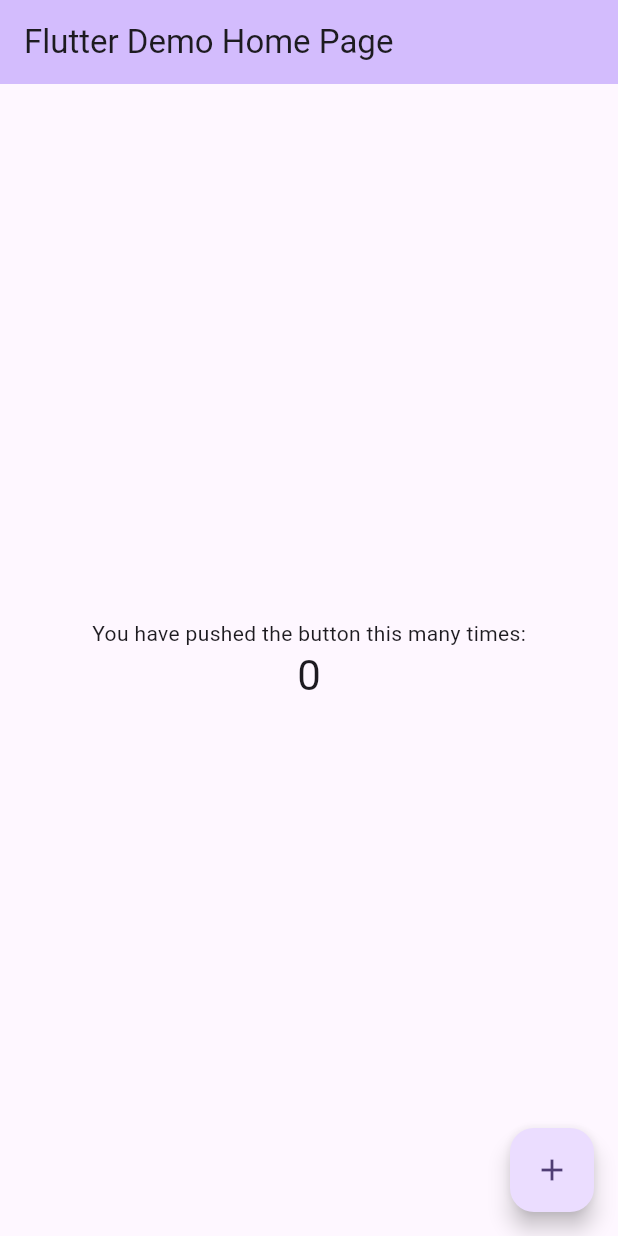
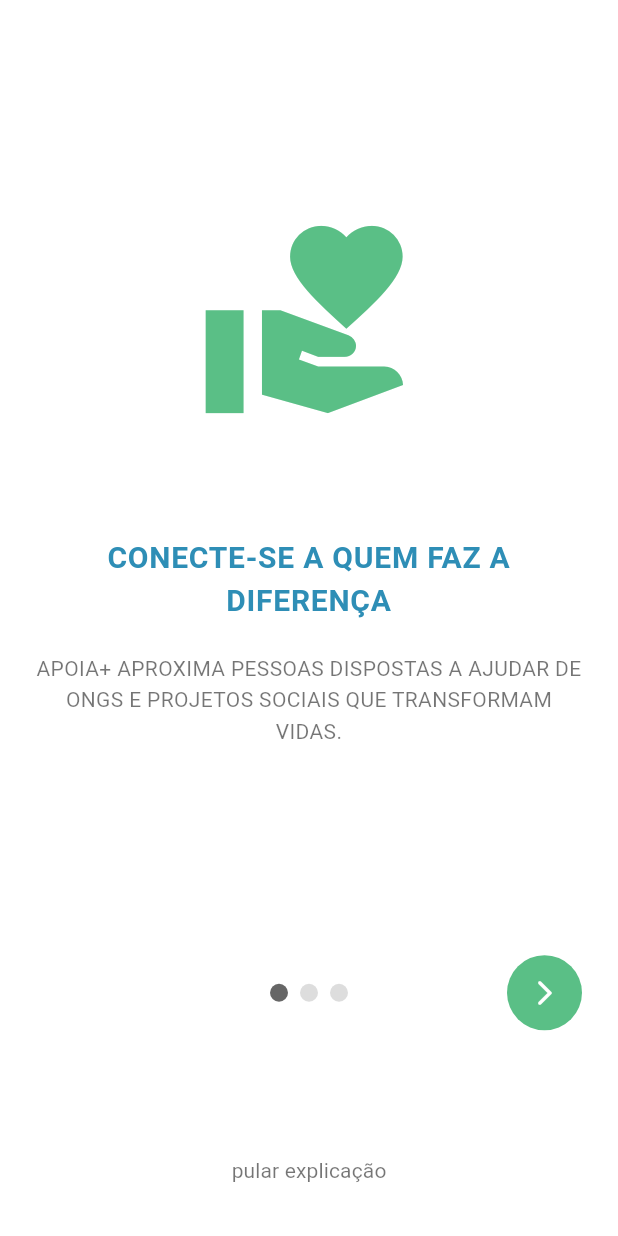
Before and after one commit to fga-eps-mds/2025.2-Gilgamesh, a Flutter app: the screen it shows after launch, on a phone screen of 412 x 824 dp. Run offline on Flutter 3.47's test engine with Material 3 defaults, Android fonts, the phone set to English and light mode, and no system bars.

Commit message:
Add telas inicias conforme modelo feito no figma (onboarding)

```diff
--- a/mobile_apoia/lib/main.dart
+++ b/mobile_apoia/lib/main.dart
@@ -1,122 +1,19 @@
 import 'package:flutter/material.dart';
+import 'package:mobile_apoia/telas/onboarding/splash_screen.dart'; //importa a primeira pagina
 
 void main() {
-  runApp(const MyApp());
+  runApp(const MeuApp());
 }
 
-class MyApp extends StatelessWidget {
-  const MyApp({super.key});
+class MeuApp extends StatelessWidget {
+  const MeuApp({super.key});
 
-  // This widget is the root of your application.
   @override
   Widget build(BuildContext context) {
     return MaterialApp(
-      title: 'Flutter Demo',
-      theme: ThemeData(
-        // This is the theme of your application.
-        //
-        // TRY THIS: Try running your application with "flutter run". You'll see
-        // the application has a purple toolbar. Then, without quitting the app,
-        // try changing the seedColor in the colorScheme below to Colors.green
-        // and then invoke "hot reload" (save your changes or press the "hot
-        // reload" button in a Flutter-supported IDE, or press "r" if you used
-        // the command line to start the app).
-        //
-        // Notice that the counter didn't reset back to zero; the application
-        // state is not lost during the reload. To reset the state, use hot
-        // restart instead.
-        //
-        // This works for code too, not just values: Most code changes can be
-        // tested with just a hot reload.
-        colorScheme: .fromSeed(seedColor: Colors.deepPurple),
-      ),
-      home: const MyHomePage(title: 'Flutter Demo Home Page'),
+      debugShowCheckedModeBanner: false,
+      title: 'Apoia+',
+      home: const SplashScreen(),
     );
   }
 }
-
-class MyHomePage extends StatefulWidget {
-  const MyHomePage({super.key, required this.title});
-
-  // This widget is the home page of your application. It is stateful, meaning
-  // that it has a State object (defined below) that contains fields that affect
-  // how it looks.
-
-  // This class is the configuration for the state. It holds the values (in this
-  // case the title) provided by the parent (in this case the App widget) and
-  // used by the build method of the State. Fields in a Widget subclass are
-  // always marked "final".
-
-  final String title;
-
-  @override
-  State<MyHomePage> createState() => _MyHomePageState();
-}
-
-class _MyHomePageState extends State<MyHomePage> {
-  int _counter = 0;
-
-  void _incrementCounter() {
-    setState(() {
-      // This call to setState tells the Flutter framework that something has
-      // changed in this State, which causes it to rerun the build method below
-      // so that the display can reflect the updated values. If we changed
-      // _counter without calling setState(), then the build method would not be
-      // called again, and so nothing would appear to happen.
-      _counter++;
-    });
-  }
-
-  @override
-  Widget build(BuildContext context) {
-    // This method is rerun every time setState is called, for instance as done
-    // by the _incrementCounter method above.
-    //
-    // The Flutter framework has been optimized to make rerunning build methods
-    // fast, so that you can just rebuild anything that needs updating rather
-    // than having to individually change instances of widgets.
-    return Scaffold(
-      appBar: AppBar(
-        // TRY THIS: Try changing the color here to a specific color (to
-        // Colors.amber, perhaps?) and trigger a hot reload to see the AppBar
-        // change color while the other colors stay the same.
-        backgroundColor: Theme.of(context).colorScheme.inversePrimary,
-        // Here we take the value from the MyHomePage object that was created by
-        // the App.build method, and use it to set our appbar title.
-        title: Text(widget.title),
-      ),
-      body: Center(
-        // Center is a layout widget. It takes a single child and positions it
-        // in the middle of the parent.
-        child: Column(
-          // Column is also a layout widget. It takes a list of children and
-          // arranges them vertically. By default, it sizes itself to fit its
-          // children horizontally, and tries to be as tall as its parent.
-          //
-          // Column has various properties to control how it sizes itself and
-          // how it positions its children. Here we use mainAxisAlignment to
-          // center the children vertically; the main axis here is the vertical
-          // axis because Columns are vertical (the cross axis would be
-          // horizontal).
-          //
-          // TRY THIS: Invoke "debug painting" (choose the "Toggle Debug Paint"
-          // action in the IDE, or press "p" in the console), to see the
-          // wireframe for each widget.
-          mainAxisAlignment: .center,
-          children: [
-            const Text('You have pushed the button this many times:'),
-            Text(
-              '$_counter',
-              style: Theme.of(context).textTheme.headlineMedium,
-            ),
-          ],
-        ),
-      ),
-      floatingActionButton: FloatingActionButton(
-        onPressed: _incrementCounter,
-        tooltip: 'Increment',
-        child: const Icon(Icons.add),
-      ),
-    );
-  }
-}
--- /dev/null
+++ b/mobile_apoia/lib/telas/onboarding/onboarding_screen_1.dart
@@ -0,0 +1,125 @@
+import 'package:flutter/material.dart';
+import 'package:mobile_apoia/telas/onboarding/onboarding_screen_2.dart';
+import 'package:mobile_apoia/widgets/bolinhas_navegacao_telasiniciais.dart';
+
+class OnboardingScreen extends StatelessWidget {
+  const OnboardingScreen({super.key});
+
+  @override
+  Widget build(BuildContext context) {
+    final Color corVerde = const Color(0xFF5ABF86);
+    final Color corAzulTexto = const Color(0xFF2E8EB6);
+    final Color corCinzaAtivo = const Color(0xFF666666);
+    final Color corCinzaInativo = const Color(0xFFDDDDDD);
+
+    return Scaffold(
+      backgroundColor: Colors.white,
+      // SafeArea garante que não fique embaixo da barra de status/notch
+      body: SafeArea(
+        child: Padding(
+          padding: const EdgeInsets.symmetric(
+            horizontal: 24.0,
+          ), // Margem nas laterais
+          child: Column(
+            children: [
+              const Spacer(flex: 2),
+
+              Icon(
+                Icons.volunteer_activism, // Ícone de "Mão segurando coração"
+                size: 150,
+                color: corVerde,
+              ),
+
+              const Spacer(flex: 1),
+
+              Text(
+                "CONECTE-SE A QUEM FAZ A DIFERENÇA",
+                textAlign: TextAlign.center,
+                style: TextStyle(
+                  fontSize: 20,
+                  fontWeight: FontWeight.bold,
+                  color: corAzulTexto,
+                  letterSpacing: 0.5, // Espaçamento entre letras
+                ),
+              ),
+              const SizedBox(height: 20),
+              const Text(
+                "APOIA+ APROXIMA PESSOAS DISPOSTAS A AJUDAR DE ONGS E PROJETOS SOCIAIS QUE TRANSFORMAM VIDAS.",
+                textAlign: TextAlign.center,
+                style: TextStyle(
+                  fontSize: 14,
+                  height: 1.5, // Altura da linha para facilitar leitura
+                  color: Colors.black54,
+                ),
+              ),
+
+              const Spacer(flex: 2),
+
+              // BARRA DE NAVEGAÇÃO (PONTOS + BOTÃO)
+              Row(
+                mainAxisAlignment: MainAxisAlignment.spaceBetween,
+                children: [
+                  const SizedBox(width: 50),
+
+                  // bolinhas cinza de navegação
+                  Row(
+                    children: [
+                      buildDot(corCinzaAtivo), // Ativo
+                      const SizedBox(width: 8),
+                      buildDot(corCinzaInativo), // Inativo
+                      const SizedBox(width: 8),
+                      buildDot(corCinzaInativo), // Inativo
+                    ],
+                  ),
+
+                  // botão verde --> leva pra página seguinte pelo Navigator
+                  InkWell(
+                    onTap: () {
+                      Navigator.push(
+                        context,
+                        MaterialPageRoute(
+                          builder: (context) => const OnboardingScreen2(),
+                        ),
+                      );
+                    },
+                    child: Container(
+                      width: 50,
+                      height: 50,
+                      decoration: BoxDecoration(
+                        color: corVerde,
+                        shape: BoxShape.circle, // Forma circular
+                      ),
+                      child: const Icon(
+                        Icons.arrow_forward_ios_rounded,
+                        color: Colors.white,
+                        size: 20,
+                      ),
+                    ),
+                  ),
+                ],
+              ),
+
+              const Spacer(flex: 1),
+
+              //botão pular explicação
+              TextButton(
+                onPressed: () {
+                  print("Pular explicação");
+                },
+                child: const Text(
+                  "pular explicação",
+                  style: TextStyle(
+                    color: Colors.black54,
+                    fontWeight: FontWeight.w400,
+                  ),
+                ),
+              ),
+
+              const SizedBox(height: 20), // Espacinho final
+            ],
+          ),
+        ),
+      ),
+    );
+  }
+}
--- /dev/null
+++ b/mobile_apoia/lib/widgets/bolinhas_navegacao_telasiniciais.dart
@@ -0,0 +1,9 @@
+import 'package:flutter/material.dart';
+
+Widget buildDot(Color color) {
+  return Container(
+    width: 12,
+    height: 12,
+    decoration: BoxDecoration(color: color, shape: BoxShape.circle),
+  );
+}
```
Also changed, not shown: mobile_apoia/lib/telas/onboarding/onboarding_screen_2.dart (added, +123 -0 lines), mobile_apoia/lib/telas/onboarding/onboarding_screen_3.dart (added, +102 -0 lines), mobile_apoia/lib/telas/onboarding/splash_screen.dart (added, +81 -0 lines), 1 other file.
